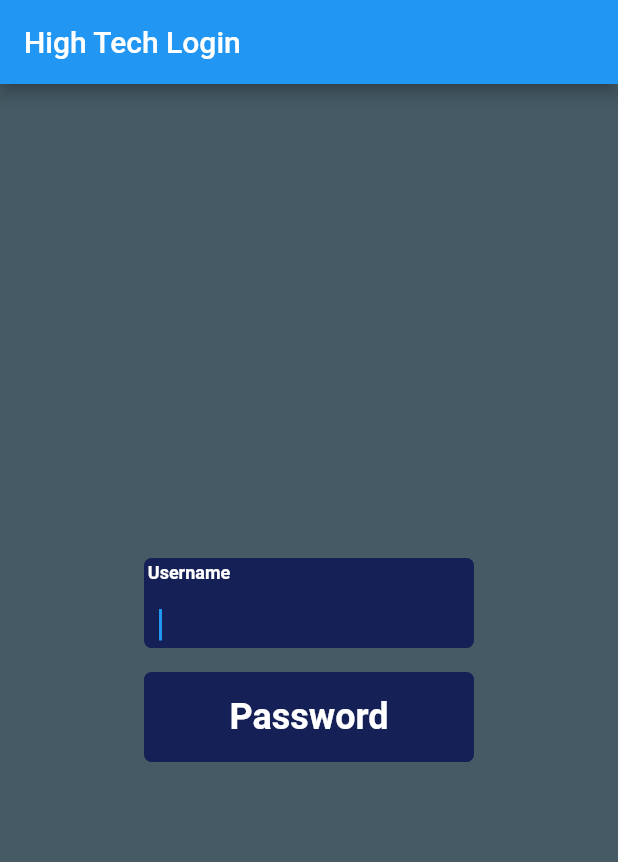
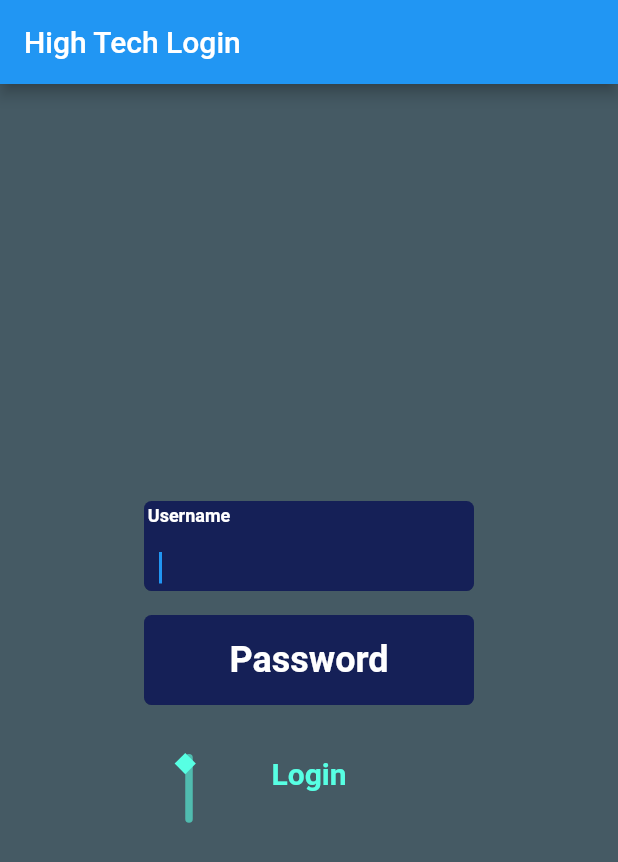
Before and after one commit to AadumKhor/HighTechLogin, a Flutter app: the screen it shows after launch, after a tap on "Username", on a phone screen of 412 x 824 dp. Shown: the top 862 px of the screen. Run offline on Flutter 3.47's test engine with Material 2 defaults, Android fonts, the phone set to English and light mode, and no system bars.

Commit message:
Animated button working, fix bug

```diff
--- /dev/null
+++ b/lib/animated_login_button.dart
@@ -0,0 +1,189 @@
+import 'dart:ui';
+import 'dart:math' as math;
+import 'package:flutter/material.dart';
+
+typedef OnPressed();
+
+class CustomLoginButton extends StatefulWidget {
+  final String buttonText;
+  final Color buttonInactiveColor;
+  final Color buttonActiveColor;
+  final OnPressed onPressed;
+  final double minWidth;
+  final double minHeight;
+
+  CustomLoginButton(
+      {Key key,
+      this.buttonInactiveColor = const Color(0xff000000),
+      this.buttonActiveColor = const Color(0xff57ffe3),
+      @required this.onPressed,
+      this.buttonText = "Login",
+      this.minHeight = 50.0,
+      this.minWidth = 150.0})
+      : assert(onPressed != null),
+        assert(minWidth >= 150.0, minHeight >= 50.0),
+        super(key: key);
+
+  @override
+  _CustomLoginButtonState createState() => _CustomLoginButtonState();
+}
+
+class _CustomLoginButtonState extends State<CustomLoginButton>
+    with SingleTickerProviderStateMixin {
+  AnimationController _controller;
+  final double containerSize = 10.0;
+  // Path _path;
+
+  @override
+  void initState() {
+    super.initState();
+    _controller = new AnimationController(
+        vsync: this, duration: new Duration(seconds: 3));
+    _controller.forward();
+    _controller
+      ..addStatusListener((status) {
+        if (status == AnimationStatus.completed) {
+          _controller.reset();
+          _controller.forward();
+        }
+      });
+    // _path = drawPath();
+  }
+
+  @override
+  void dispose() {
+    super.dispose();
+    _controller.dispose();
+  }
+
+  @override
+  Widget build(BuildContext context) {
+    return Stack(
+      alignment: Alignment.center,
+      children: [
+        CustomPaint(
+          painter: LinePainter(
+              dotColor: widget.buttonActiveColor, fraction: _controller),
+          child: Container(
+            width: widget.minWidth + 10.0,
+            height: widget.minHeight + 10.0,
+          ),
+        ),
+        AnimatedBuilder(
+            animation: _controller,
+            child: Transform(
+              transform: Matrix4.identity()..rotateZ(math.pi / 4),
+              child: Container(
+                width: containerSize,
+                height: containerSize,
+                decoration: BoxDecoration(
+                    color: widget.buttonActiveColor, shape: BoxShape.rectangle),
+              ),
+            ),
+            builder: (context, child) {
+              double xValue = 0.0, yValue = 0.0;
+              double value = _controller.value;
+              if (_controller.value <= 0.25) {
+                xValue = ((widget.minWidth) * (_controller.value / 0.25)) -
+                    widget.minWidth / 2;
+                yValue = -(widget.minHeight / 2) - containerSize;
+              } else if (value > 0.25 && value <= 0.5) {
+                xValue = widget.minWidth / 2 + containerSize;
+                yValue = ((widget.minHeight) * (value - 0.25) / .25) -
+                    widget.minHeight / 2;
+              } else if (value > 0.5 && value <= 0.75) {
+                yValue = widget.minHeight / 2 + containerSize / 2;
+                xValue = widget.minWidth / 2 -
+                    ((widget.minWidth) * (value - 0.5) / .25);
+              } else {
+                xValue = -widget.minWidth / 2 - containerSize/4;
+                yValue = widget.minHeight / 2 -
+                    ((widget.minHeight) * (value - 0.75) / .25);
+              }
+
+              return Transform(
+                transform: Matrix4.identity()..translate(xValue, yValue, 0),
+                child: child,
+              );
+            }),
+        InkWell(
+          onTap: widget.onPressed,
+          child: Container(
+            height: widget.minHeight,
+            width: widget.minWidth,
+            color: widget.buttonInactiveColor,
+            child: Center(
+              child: Text(
+                widget.buttonText,
+                style: TextStyle(
+                    color: widget.buttonActiveColor,
+                    fontSize: 20.0,
+                    fontWeight: FontWeight.w600),
+              ),
+            ),
+          ),
+        )
+      ],
+    );
+  }
+
+  // Path drawPath(){
+
+  // }
+
+  // Offset calculate(value) {
+  //   PathMetrics pathMetrics = _path.computeMetrics();
+  //   PathMetric pathMetric = pathMetrics.elementAt(0);
+  //   value = pathMetric.length * value;
+  //   Tangent pos = pathMetric.getTangentForOffset(value);
+  //   return pos.position;
+  // }
+}
+
+class LinePainter extends CustomPainter {
+  final Animation<double> fraction;
+  final Color dotColor;
+
+  LinePainter({@required this.fraction, @required this.dotColor})
+      : super(repaint: fraction);
+
+  @override
+  void paint(Canvas canvas, Size size) {
+    Paint _paint = Paint()
+      ..color = dotColor.withAlpha(150)
+      ..strokeWidth = 5.0
+      ..strokeCap = StrokeCap.round;
+
+    double topLineFraction,
+        rightLineFraction,
+        bottomLineFraction,
+        leftLineFraction;
+    double value = fraction.value;
+
+    if (value <= 0.25) {
+      topLineFraction = value / .25;
+      int alpha = (255 * topLineFraction).floor();
+
+      canvas.drawLine(
+          Offset(0.0, 0.0),
+          Offset(size.width * topLineFraction, 0.0),
+          _paint..color.withAlpha(alpha));
+    } else if (0.25 <= value && value < 0.5) {
+      topLineFraction = 1.0;
+      rightLineFraction = (value - 0.25) / 0.25;
+      canvas.drawLine(Offset(size.width * topLineFraction, 0.0),
+          Offset(size.width, size.height * rightLineFraction), _paint);
+    } else if (value >= 0.5 && value < 0.75) {
+      bottomLineFraction = (value - 0.5) / 0.25;
+      canvas.drawLine(Offset(size.width, size.height),
+          Offset(size.width * (1 - bottomLineFraction), size.height), _paint);
+    } else if (value >= 0.75 && value < 1.0) {
+      leftLineFraction = (value - 0.75) / .25;
+      canvas.drawLine(Offset(0.0, size.height),
+          Offset(0.0, size.height * (1 - leftLineFraction)), _paint);
+    }
+  }
+
+  @override
+  bool shouldRepaint(LinePainter oldDelegate) => true;
+}
--- a/lib/main.dart
+++ b/lib/main.dart
@@ -1,4 +1,5 @@
 import 'package:flutter/material.dart';
+import 'package:high_tech_login/animated_login_button.dart';
 import 'package:high_tech_login/custom_textfield.dart';
 
 void main() => runApp(MyApp());
@@ -6,21 +7,35 @@ void main() => runApp(MyApp());
 class MyApp extends StatelessWidget {
   @override
   Widget build(BuildContext context) {
-    return GestureDetector(
-      onTap: () {
-        FocusScopeNode currentFocus = FocusScope.of(context);
-
-        if (!currentFocus.hasPrimaryFocus) {
-          currentFocus.unfocus();
-        }
-      },
-      child: MaterialApp(
+    return MaterialApp(
       title: 'Material App',
       home: Scaffold(
           appBar: AppBar(
             title: Text('High Tech Login'),
           ),
-            body: SafeArea(
+          body: LoginPage()),
+    );
+  }
+}
+
+class LoginPage extends StatefulWidget {
+  @override
+  _LoginPageState createState() => _LoginPageState();
+}
+
+class _LoginPageState extends State<LoginPage> {
+  String userName = "", passWord = "";
+
+  @override
+  Widget build(BuildContext context) {
+    return SafeArea(
+      child: GestureDetector(
+        onTap: () {
+          FocusScopeNode currentFocus = FocusScope.of(context);
+          if (!currentFocus.hasPrimaryFocus) {
+            currentFocus.unfocus();
+          }
+        },
         child: Container(
           constraints: BoxConstraints.expand(),
           color: Colors.blueGrey[700],
@@ -32,7 +47,9 @@ class MyApp extends StatelessWidget {
                 padding: const EdgeInsets.all(8.0),
                 child: CustomTextfield(
                   onSubmitted: (String value) {
-
+                    setState(() {
+                      userName = value.trim();
+                    });
                   },
                   fieldName: 'Username',
                 ),
@@ -40,14 +57,25 @@ class MyApp extends StatelessWidget {
               Padding(
                 padding: const EdgeInsets.all(8.0),
                 child: CustomTextfield(
-                        onSubmitted: (String value) {},
+                  onSubmitted: (String value) {
+                    setState(() {
+                      passWord = value.trim();
+                    });
+                  },
                   fieldName: 'Password',
                 ),
               ),
+              Padding(
+                padding: EdgeInsets.all(8.0),
+                child: CustomLoginButton(
+                    buttonInactiveColor: Colors.transparent,
+                    onPressed: () {
+                      print('Button Pressed');
+                    }),
+              )
             ],
           ),
         ),
-            )),
       ),
     );
   }
--- a/pubspec.yaml
+++ b/pubspec.yaml
@@ -28,6 +28,7 @@ dependencies:
   # The following adds the Cupertino Icons font to your application.
   # Use with the CupertinoIcons class for iOS style icons.
   cupertino_icons: ^0.1.3
+  provider: ^4.0.5+1
 
 dev_dependencies:
   flutter_test:
```
Also changed, not shown: pubspec.lock. Lines whose indentation alone changed are shown as unchanged.
